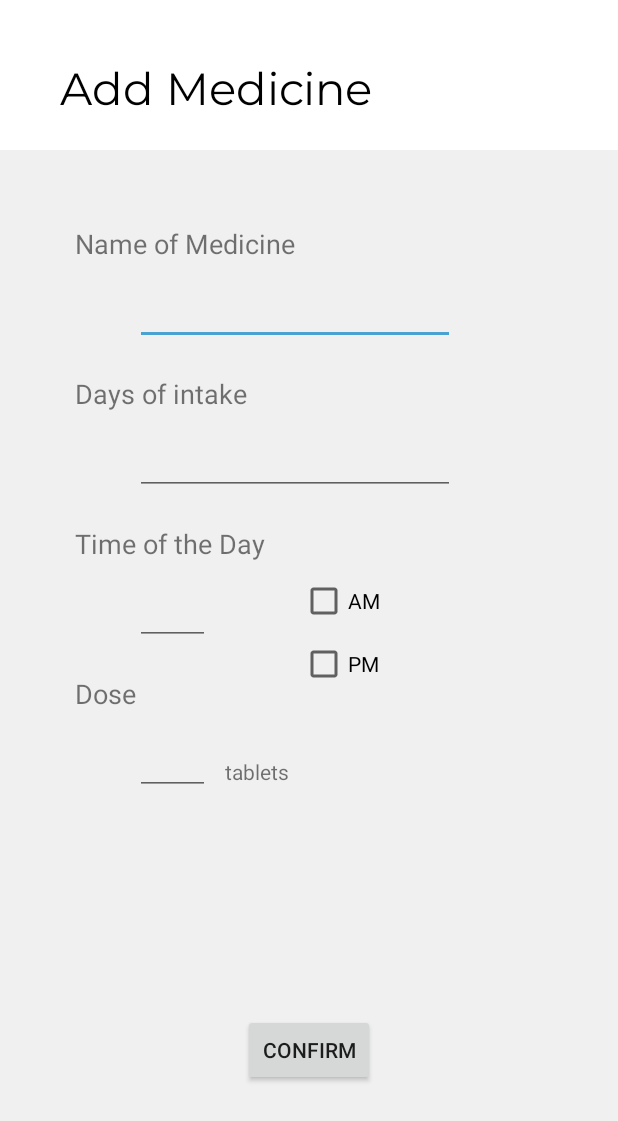
After one commit to RaghadAlshalaan/SereneApp, an Android app: the layout activity_add__medicine__page.xml on its own in the app's theme, with its tools: preview values and no code run, on a phone screen of 412 x 824 dp. The commit adds this screen. Shown: the top 1121 px of the screen. Run offline under Robolectric (Android 15) with nearby library versions, the phone set to English and light mode, and no system bars; Roboto replaces fonts that are not available here.

Commit message:
Set up the Draft fragment page retrieve text draft data data start working on add medicine page

```diff
--- /dev/null
+++ b/app/src/main/res/layout/activity_add__medicine__page.xml
@@ -0,0 +1,166 @@
+<?xml version="1.0" encoding="utf-8"?>
+<RelativeLayout xmlns:android="http://schemas.android.com/apk/res/android"
+    xmlns:app="http://schemas.android.com/apk/res-auto"
+    xmlns:tools="http://schemas.android.com/tools"
+    android:layout_width="match_parent"
+    android:layout_height="match_parent"
+    android:background="#F0F0F0"
+    tools:context=".Controller.Homepage.Calendar.Add_Medicine_Page">
+
+    <View
+        android:id="@+id/white_bg"
+        android:layout_width="match_parent"
+        android:layout_height="100dp"
+        android:background="@drawable/white_bg" />
+
+    <TextView
+        android:id="@+id/Add_Medicine_Page"
+        android:layout_width="wrap_content"
+        android:layout_height="wrap_content"
+        android:layout_alignParentStart="true"
+        android:layout_alignParentTop="true"
+        android:layout_marginStart="40dp"
+        android:layout_marginTop="40dp"
+        android:fontFamily="@font/montserrat"
+        android:text="Add Medicine"
+        android:textColor="#000000"
+        android:textSize="30sp"
+        app:layout_constraintStart_toStartOf="parent" />
+
+    <TextView
+        android:id="@+id/NameMedicientextView"
+        android:layout_width="wrap_content"
+        android:layout_height="wrap_content"
+        android:layout_below="@id/white_bg"
+        android:layout_marginStart="50dp"
+        android:layout_marginTop="50dp"
+        android:layout_marginEnd="50dp"
+        android:layout_marginBottom="10dp"
+        android:text="Name of Medicine"
+        android:textSize="18sp" />
+
+    <EditText
+        android:id="@+id/MedicineName"
+        android:layout_width="wrap_content"
+        android:layout_height="wrap_content"
+        android:layout_below="@id/NameMedicientextView"
+        android:layout_marginStart="90dp"
+        android:layout_marginEnd="10dp"
+        android:layout_marginBottom="10dp"
+        android:ems="10"
+        android:inputType="textPersonName"
+        android:text="" />
+
+    <TextView
+        android:id="@+id/intakeDaysTV"
+        android:layout_width="wrap_content"
+        android:layout_height="wrap_content"
+        android:layout_below="@id/MedicineName"
+        android:layout_marginStart="50dp"
+        android:layout_marginTop="10dp"
+        android:layout_marginBottom="10dp"
+        android:text="Days of intake"
+        android:textSize="18sp" />
+
+    <EditText
+        android:id="@+id/MedicineDays"
+        android:layout_width="wrap_content"
+        android:layout_height="wrap_content"
+        android:ems="10"
+        android:inputType="textPersonName"
+        android:text=""
+        android:layout_below="@id/intakeDaysTV"
+        android:layout_marginStart="90dp"
+        android:layout_marginEnd="10dp"
+        android:layout_marginBottom="10dp"/>
+
+    <TextView
+        android:id="@+id/TimetextView"
+        android:layout_width="wrap_content"
+        android:layout_height="wrap_content"
+        android:text="Time of the Day"
+        android:layout_marginStart="50dp"
+        android:layout_marginEnd="10dp"
+        android:layout_marginBottom="10dp"
+        android:layout_marginTop="10dp"
+        android:textSize="18sp"
+        android:layout_below="@id/MedicineDays"/>
+
+    <EditText
+        android:id="@+id/MedicineTime"
+        android:layout_width="50dp"
+        android:layout_height="wrap_content"
+        android:ems="10"
+        android:inputType="textPersonName"
+        android:text=""
+        android:layout_below="@id/TimetextView"
+        android:layout_marginStart="90dp"
+        android:layout_marginEnd="10dp"
+        android:layout_marginBottom="10dp"/>
+
+    <CheckBox
+        android:id="@+id/AM"
+        android:layout_width="wrap_content"
+        android:layout_height="wrap_content"
+        android:text="AM"
+        android:layout_toRightOf="@id/MedicineTime"
+        android:layout_below="@id/TimetextView"
+        android:layout_marginStart="50dp"
+        android:layout_marginEnd="10dp"
+        android:layout_marginBottom="10dp"/>
+    <CheckBox
+        android:id="@+id/PM"
+        android:layout_width="wrap_content"
+        android:layout_height="wrap_content"
+        android:text="PM"
+        android:layout_toRightOf="@id/MedicineTime"
+        android:layout_below="@id/AM"
+        android:layout_marginStart="50dp"
+        android:layout_marginEnd="10dp"
+        android:layout_marginBottom="10dp"/>
+
+
+    <TextView
+        android:id="@+id/DosetextView"
+        android:layout_width="wrap_content"
+        android:layout_height="wrap_content"
+        android:layout_marginTop="10dp"
+        android:text="Dose"
+        android:textSize="18sp"
+        android:layout_below="@id/MedicineTime"
+        android:layout_marginStart="50dp"
+        android:layout_marginEnd="10dp"
+        android:layout_marginBottom="10dp"/>
+
+    <EditText
+        android:id="@+id/MedicineDose"
+        android:layout_width="50dp"
+        android:layout_height="wrap_content"
+        android:ems="10"
+        android:inputType="textPersonName"
+        android:text=""
+        android:layout_below="@id/DosetextView"
+        android:layout_marginStart="90dp"
+        android:layout_marginEnd="10dp"
+        android:layout_marginBottom="10dp"/>
+
+    <TextView
+        android:id="@+id/textView"
+        android:layout_width="wrap_content"
+        android:layout_height="wrap_content"
+        android:text="tablets"
+        android:layout_below="@id/DosetextView"
+        android:layout_toRightOf="@id/MedicineDose"
+        android:layout_marginTop="20dp"/>
+
+    <Button
+        android:id="@+id/ConfirmAddedMedicine"
+        android:layout_width="wrap_content"
+        android:layout_height="wrap_content"
+        android:layout_alignParentBottom="true"
+        android:text="Confirm"
+        android:layout_centerHorizontal="true"
+        android:layout_marginEnd="100dp"
+        android:layout_marginBottom="100dp"/>
+
+</RelativeLayout>
```
Also changed, not shown: app/src/main/java/com/ksu/serene/Controller/Homepage/Calendar/Add_Medicine_Page.java (added, +46 -0 lines), app/src/main/java/com/ksu/serene/Controller/Homepage/Drafts/allDraft.java (added, +71 -0 lines), app/src/main/java/com/ksu/serene/Controller/Homepage/Drafts/draftPageAdpater.java (added, +41 -0 lines), app/src/main/java/com/ksu/serene/Controller/Homepage/Drafts/draftsFragment.java (+13 -0 lines), app/src/main/java/com/ksu/serene/Controller/Homepage/Drafts/textDraft.java (added, +78 -0 lines), app/src/main/java/com/ksu/serene/Controller/Homepage/Drafts/textDraftAdapter.java (added, +70 -0 lines), app/src/main/java/com/ksu/serene/Controller/Homepage/Drafts/voiceDraft.java (added, +32 -0 lines), app/src/main/java/com/ksu/serene/Model/Draft.java (added, +26 -0 lines), app/src/main/java/com/ksu/serene/Model/TextDraft.java (added, +21 -0 lines), app/src/main/res/layout/fragment_all_draft.xml (added, +21 -0 lines), app/src/main/res/layout/fragment_drafts.xml (+11 -0 lines), app/src/main/res/layout/fragment_text_draft.xml (added, +21 -0 lines), app/src/main/res/layout/fragment_voice_draft.xml (added, +21 -0 lines), app/src/main/res/layout/text_draft_raw.xml (added, +40 -0 lines).
